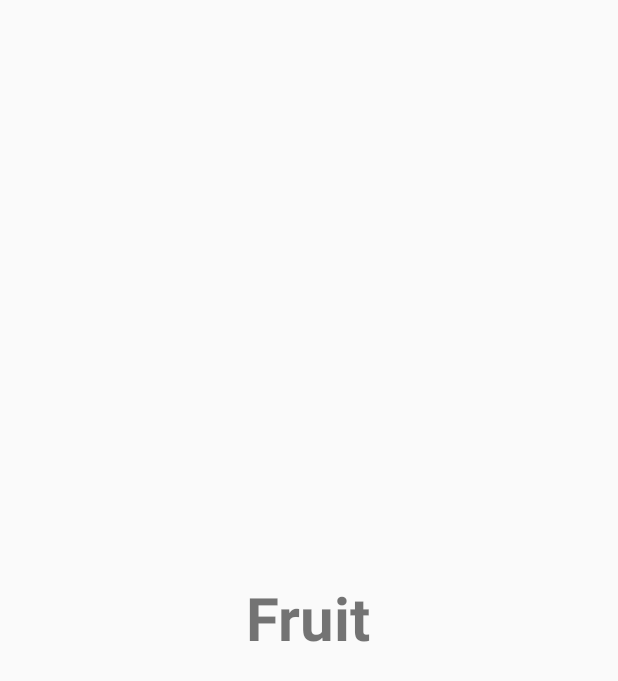
After one commit to Mer7in/Leaf, an Android app: the fragment fruit_fragment shown on its own in the app's theme, on a phone screen of 412 x 824 dp. The commit adds this screen. Shown: the top 681 px of the screen. Run offline under Robolectric (Android 15) with nearby library versions, the phone set to English and light mode, and no system bars.

Commit message:
Screen design - Main Screen

```diff
--- a/app/src/main/AndroidManifest.xml
+++ b/app/src/main/AndroidManifest.xml
@@ -8,9 +8,8 @@
         android:label="@string/app_name"
         android:roundIcon="@mipmap/ic_launcher_round"
         android:supportsRtl="true"
-        android:theme="@style/AppTheme">
-        <activity android:name=".splashscreen"
-            android:theme="@style/SplashTheme">
+        android:theme="@style/MyMaterialTheme">
+        <activity android:name=".splashscreen">
             <intent-filter>
                 <action android:name="android.intent.action.MAIN" />
 
--- /dev/null
+++ b/app/src/main/java/com/example/leaf/fruit_fragment.java
@@ -0,0 +1,32 @@
+package com.example.leaf;
+
+import android.app.Fragment;
+import android.content.Context;
+import android.net.Uri;
+import android.os.Bundle;
+
+import android.support.v4.app.*;
+import android.view.LayoutInflater;
+import android.view.View;
+import android.view.ViewGroup;
+
+public class fruit_fragment extends Fragment {
+
+    public fruit_fragment() {
+        // Required empty public constructor
+    }
+
+    @Override
+    public void onCreate(Bundle savedInstanceState) {
+        super.onCreate(savedInstanceState);
+
+    }
+
+    @Override
+    public View onCreateView(LayoutInflater inflater, ViewGroup container,
+                             Bundle savedInstanceState) {
+        // Inflate the layout for this fragment
+        return inflater.inflate(R.layout.fragment_fruit_fragment, container, false);
+    }
+
+}
--- /dev/null
+++ b/app/src/main/res/layout/fragment_fruit_fragment.xml
@@ -0,0 +1,17 @@
+<?xml version="1.0" encoding="utf-8"?>
+<RelativeLayout xmlns:android="http://schemas.android.com/apk/res/android"
+    xmlns:tools="http://schemas.android.com/tools"
+    android:layout_width="match_parent"
+    android:layout_height="match_parent"
+    tools:context=".fruit_fragment">
+
+    <!-- TODO: Update blank fragment layout -->
+    <TextView
+        android:layout_width="wrap_content"
+        android:layout_height="wrap_content"
+        android:text="Fruit"
+        android:textSize="40dp"
+        android:textStyle="bold"
+        android:layout_centerInParent="true"/>
+
+</RelativeLayout>
--- /dev/null
+++ b/app/src/main/res/values-v21/styles.xml
@@ -0,0 +1,12 @@
+<?xml version="1.0" encoding="utf-8"?>
+<resources>
+
+    <style name="MyMaterialTheme" parent="MyMaterialTheme.Base">
+        <item name="android:windowContentTransitions">true</item>
+        <item name="android:windowAllowEnterTransitionOverlap">true</item>
+        <item name="android:windowAllowReturnTransitionOverlap">true</item>
+        <item name="android:windowSharedElementEnterTransition">@android:transition/move</item>
+        <item name="android:windowSharedElementExitTransition">@android:transition/move</item>
+    </style>
+
+</resources>
--- a/app/src/main/res/values/colors.xml
+++ b/app/src/main/res/values/colors.xml
@@ -1,6 +1,6 @@
 <?xml version="1.0" encoding="utf-8"?>
 <resources>
-    <color name="colorPrimary">#008577</color>
-    <color name="colorPrimaryDark">#00574B</color>
-    <color name="colorAccent">#D81B60</color>
+    <color name="colorPrimary">#FFF</color>
+    <color name="colorPrimaryDark">#1FEE8B</color>
+    <color name="colorAccent">#FCFCFC</color>
 </resources>
--- a/app/src/main/res/values/strings.xml
+++ b/app/src/main/res/values/strings.xml
@@ -1,3 +1,6 @@
 <resources>
     <string name="app_name">Leaf</string>
+
+    <!-- TODO: Remove or change this placeholder text -->
+    <string name="hello_blank_fragment">Hello blank fragment</string>
 </resources>
--- a/app/src/main/res/values/styles.xml
+++ b/app/src/main/res/values/styles.xml
@@ -1,13 +1,17 @@
 <resources>
 
     <!-- Base application theme. -->
-    <style name="AppTheme" parent="Theme.AppCompat.Light.DarkActionBar">
+    <style name="MyMaterialTheme" parent="MyMaterialTheme.Base">
         <!-- Customize your theme here. -->
         <item name="colorPrimary">@color/colorPrimary</item>
         <item name="colorPrimaryDark">@color/colorPrimaryDark</item>
         <item name="colorAccent">@color/colorAccent</item>
     </style>
-    <style name="SplashTheme" parent="Theme.AppCompat.Light.NoActionBar">
-
+    <style name="MyMaterialTheme.Base" parent="Theme.AppCompat.Light.DarkActionBar">
+        <item name="windowNoTitle">true</item>
+        <item name="windowActionBar">false</item>
+        <item name="colorPrimary">@color/colorPrimary</item>
+        <item name="colorPrimaryDark">@color/colorPrimaryDark</item>
+        <item name="colorAccent">@color/colorAccent</item>
     </style>
 </resources>
```
Also changed, not shown: app/build.gradle (+6 -6 lines), app/src/main/java/com/example/leaf/splashscreen.java (+13 -6 lines), app/src/main/res/layout/activity_main.xml (+4 -12 lines), app/src/main/res/layout/activity_splashscreen.xml (+40 -31 lines), app/src/main/res/layout/product_item.xml (added, +10 -0 lines), app/src/main/res/values/dimens.xml (added, +10 -0 lines).
